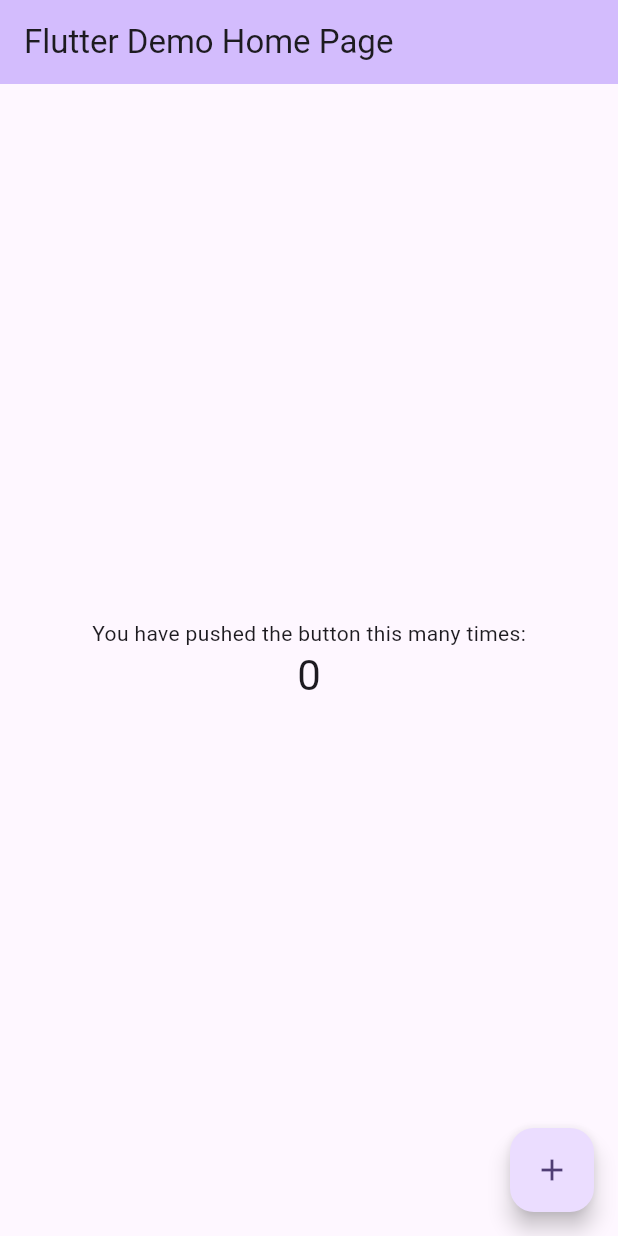
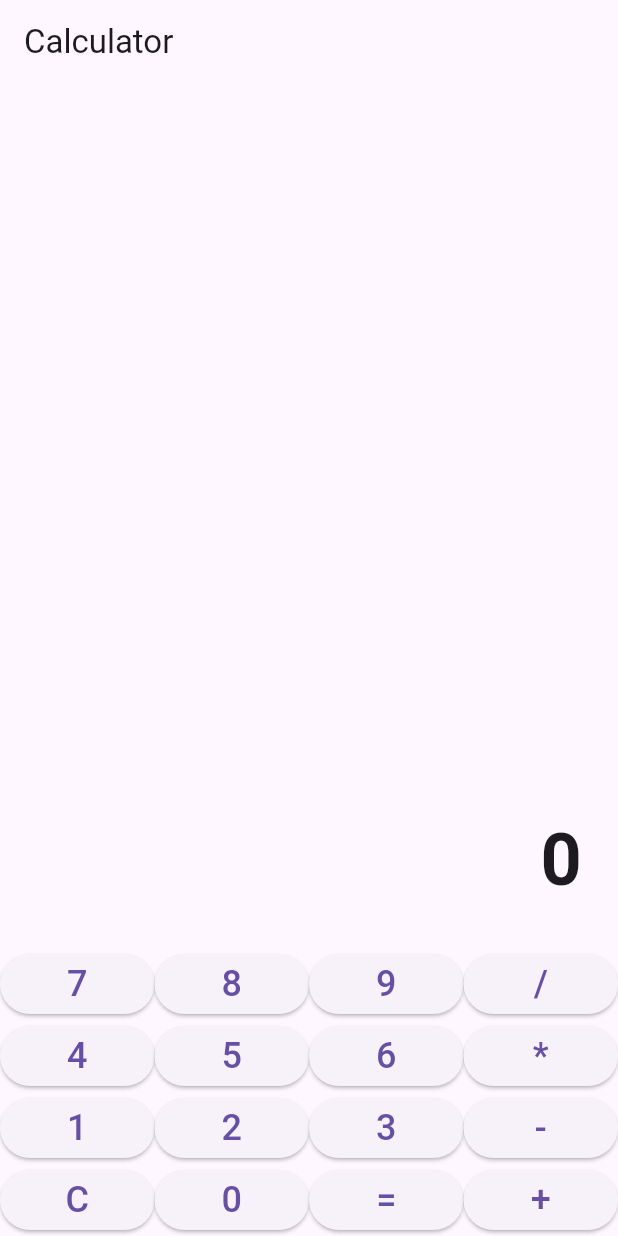
Before and after one commit to gsu-jla/hw-2, a Flutter app: the screen it shows after launch, on a phone screen of 412 x 824 dp. Run offline on Flutter 3.47's test engine with Material 3 defaults, Android fonts, the phone set to English and light mode, and no system bars.

Commit message:
initial button, looks like calc, doesn't work yet

```diff
--- a/lib/main.dart
+++ b/lib/main.dart
@@ -1,125 +1,95 @@
 import 'package:flutter/material.dart';
 
 void main() {
-  runApp(const MyApp());
+  runApp(CalculatorApp());
 }
 
-class MyApp extends StatelessWidget {
-  const MyApp({super.key});
-
-  // This widget is the root of your application.
+class CalculatorApp extends StatelessWidget {
   @override
   Widget build(BuildContext context) {
     return MaterialApp(
-      title: 'Flutter Demo',
-      theme: ThemeData(
-        // This is the theme of your application.
-        //
-        // TRY THIS: Try running your application with "flutter run". You'll see
-        // the application has a purple toolbar. Then, without quitting the app,
-        // try changing the seedColor in the colorScheme below to Colors.green
-        // and then invoke "hot reload" (save your changes or press the "hot
-        // reload" button in a Flutter-supported IDE, or press "r" if you used
-        // the command line to start the app).
-        //
-        // Notice that the counter didn't reset back to zero; the application
-        // state is not lost during the reload. To reset the state, use hot
-        // restart instead.
-        //
-        // This works for code too, not just values: Most code changes can be
-        // tested with just a hot reload.
-        colorScheme: ColorScheme.fromSeed(seedColor: Colors.deepPurple),
-        useMaterial3: true,
-      ),
-      home: const MyHomePage(title: 'Flutter Demo Home Page'),
+      home: CalculatorScreen(),
     );
   }
 }
 
-class MyHomePage extends StatefulWidget {
-  const MyHomePage({super.key, required this.title});
-
-  // This widget is the home page of your application. It is stateful, meaning
-  // that it has a State object (defined below) that contains fields that affect
-  // how it looks.
-
-  // This class is the configuration for the state. It holds the values (in this
-  // case the title) provided by the parent (in this case the App widget) and
-  // used by the build method of the State. Fields in a Widget subclass are
-  // always marked "final".
-
-  final String title;
-
+class CalculatorScreen extends StatefulWidget {
   @override
-  State<MyHomePage> createState() => _MyHomePageState();
+  _CalculatorScreenState createState() => _CalculatorScreenState();
 }
 
-class _MyHomePageState extends State<MyHomePage> {
-  int _counter = 0;
+class _CalculatorScreenState extends State<CalculatorScreen> {
+  String _input = "";
+  String _output = "0";
+  double _num1 = 0;  // inadverdantly allows for decimals, int with how program is written caused input issues
+  double _num2 = 0;
+  String _operator = "";
 
-  void _incrementCounter() {
-    setState(() {
-      // This call to setState tells the Flutter framework that something has
-      // changed in this State, which causes it to rerun the build method below
-      // so that the display can reflect the updated values. If we changed
-      // _counter without calling setState(), then the build method would not be
-      // called again, and so nothing would appear to happen.
-      _counter++;
-    });
+
+
+  Widget _buildButton(String text) {  // construction of base button widget
+    return Expanded(
+      child: ElevatedButton(
+        onPressed: () => (text),
+        child: Text(text, style: TextStyle(fontSize: 24)),
+      ),
+    );
   }
 
   @override
   Widget build(BuildContext context) {
-    // This method is rerun every time setState is called, for instance as done
-    // by the _incrementCounter method above.
-    //
-    // The Flutter framework has been optimized to make rerunning build methods
-    // fast, so that you can just rebuild anything that needs updating rather
-    // than having to individually change instances of widgets.
     return Scaffold(
-      appBar: AppBar(
-        // TRY THIS: Try changing the color here to a specific color (to
-        // Colors.amber, perhaps?) and trigger a hot reload to see the AppBar
-        // change color while the other colors stay the same.
-        backgroundColor: Theme.of(context).colorScheme.inversePrimary,
-        // Here we take the value from the MyHomePage object that was created by
-        // the App.build method, and use it to set our appbar title.
-        title: Text(widget.title),
+      appBar: AppBar(title: Text("Calculator")),
+      body: Column(
+        children: <Widget>[
+          Expanded(
+            child: Container(  // display of output and its styling
+              alignment: Alignment.bottomRight,
+              padding: EdgeInsets.all(24),
+              child: Text(
+                _output,
+                style: TextStyle(fontSize: 48, fontWeight: FontWeight.bold),
+              ),
+            ),
+          ),
+          Column(
+            children: [
+              Row(
+                children: [  // calling button widget left to right in rows stacked in a column
+                  _buildButton("7"),
+                  _buildButton("8"),
+                  _buildButton("9"),
+                  _buildButton("/")
+                ],
+              ),
+              Row(
+                children: [
+                  _buildButton("4"),
+                  _buildButton("5"),
+                  _buildButton("6"),
+                  _buildButton("*")
+                ],
+              ),
+              Row(
+                children: [
+                  _buildButton("1"),
+                  _buildButton("2"),
+                  _buildButton("3"),
+                  _buildButton("-")
+                ],
+              ),
+              Row(
+                children: [
+                  _buildButton("C"),
+                  _buildButton("0"),
+                  _buildButton("="),
+                  _buildButton("+")
+                ],
+              ),
+            ],
+          )
+        ],
       ),
-      body: Center(
-        // Center is a layout widget. It takes a single child and positions it
-        // in the middle of the parent.
-        child: Column(
-          // Column is also a layout widget. It takes a list of children and
-          // arranges them vertically. By default, it sizes itself to fit its
-          // children horizontally, and tries to be as tall as its parent.
-          //
-          // Column has various properties to control how it sizes itself and
-          // how it positions its children. Here we use mainAxisAlignment to
-          // center the children vertically; the main axis here is the vertical
-          // axis because Columns are vertical (the cross axis would be
-          // horizontal).
-          //
-          // TRY THIS: Invoke "debug painting" (choose the "Toggle Debug Paint"
-          // action in the IDE, or press "p" in the console), to see the
-          // wireframe for each widget.
-          mainAxisAlignment: MainAxisAlignment.center,
-          children: <Widget>[
-            const Text(
-              'You have pushed the button this many times:',
-            ),
-            Text(
-              '$_counter',
-              style: Theme.of(context).textTheme.headlineMedium,
-            ),
-          ],
-        ),
-      ),
-      floatingActionButton: FloatingActionButton(
-        onPressed: _incrementCounter,
-        tooltip: 'Increment',
-        child: const Icon(Icons.add),
-      ), // This trailing comma makes auto-formatting nicer for build methods.
     );
   }
 }
```
